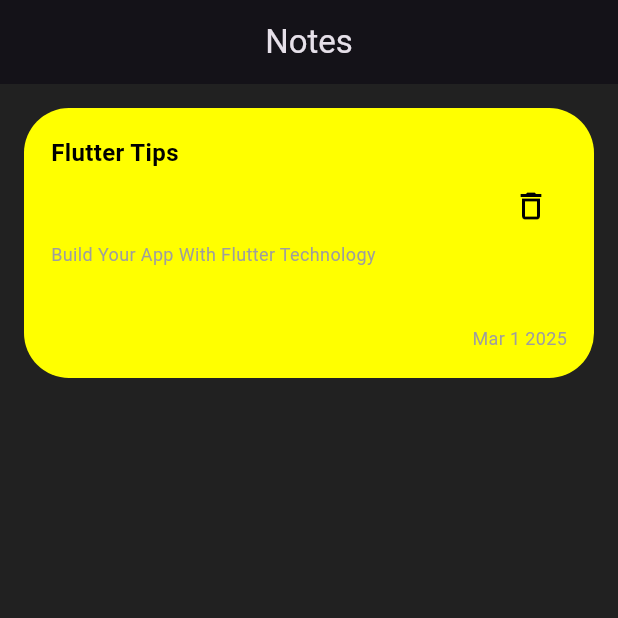
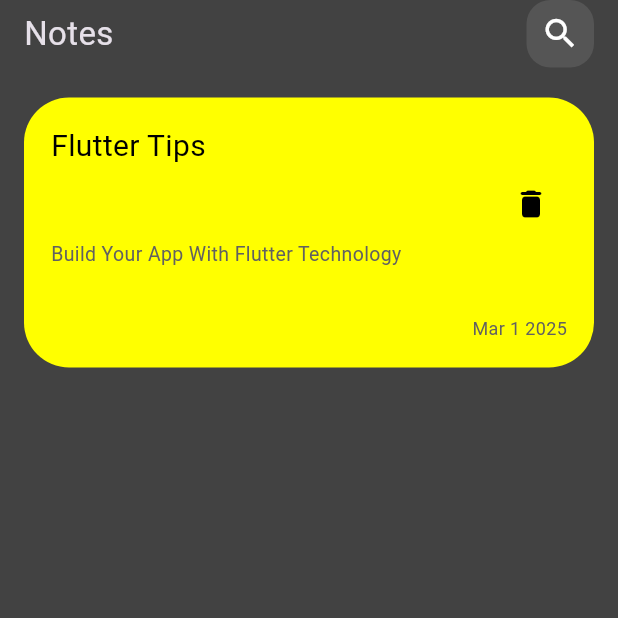
Before and after one commit to ahmedsami1/notes_app, a Flutter app: the screen it shows after launch, on a phone screen of 412 x 824 dp, the top half of it. Run offline on Flutter 3.47's test engine with Material 3 defaults, Android fonts, the phone set to English and light mode, and no system bars.

Commit message:
create custom app bar , create custom search icon,

```diff
--- a/lib/main.dart
+++ b/lib/main.dart
@@ -12,7 +12,7 @@ class NotesApp extends StatelessWidget {
       debugShowCheckedModeBanner: false,
       theme: ThemeData(
         brightness: Brightness.dark,
-        scaffoldBackgroundColor: Colors.grey.shade900,
+        scaffoldBackgroundColor: Colors.grey.shade800,
       ),
       home: const NotesView(),
     );
--- a/lib/views/notes_view.dart
+++ b/lib/views/notes_view.dart
@@ -1,4 +1,6 @@
 import 'package:flutter/material.dart';
+
+import 'package:note_app/views/widgets/notes_view_body.dart';
 
 class NotesView extends StatelessWidget {
   const NotesView({super.key});
@@ -6,64 +8,8 @@ class NotesView extends StatelessWidget {
   @override
   Widget build(BuildContext context) {
     return Scaffold(
-      appBar: AppBar(
-        title: Text('Notes'),
-        centerTitle: true,
-      ),
-      body: Padding(
-        padding: const EdgeInsets.all(16.0),
-        child: Container(
-          padding: EdgeInsets.all(18.0),
-          width: double.infinity,
-          height: 180.0,
-          decoration: BoxDecoration(
-            color: Colors.yellowAccent,
-            borderRadius: BorderRadius.circular(30.0),
-          ),
-          child: Column(
-            crossAxisAlignment: CrossAxisAlignment.start,
-            children: [
-              Text(
-                'Flutter Tips',
-                style: TextStyle(
-                  color: Colors.black,
-                  fontSize: 16.0,
-                  fontWeight: FontWeight.bold,
-                ),
-              ),
-              Align(
-                alignment: Alignment.centerRight,
-                child: IconButton(
-                  onPressed: () {},
-                  icon: Icon(
-                      Icons.delete_outline_outlined,
-                    color: Colors.black,
-                  ),
-                ),
-              ),
-              Text(
-                'Build Your App With Flutter Technology',
-                overflow: TextOverflow.ellipsis,
-                maxLines: 2,
-                style: TextStyle(
-                  color: Colors.grey,
-                  fontSize: 12.0,
-                ),
-              ),
-              Spacer(),
-              Align(
-                alignment: Alignment.centerRight,
-                child: Text(
-                  'Mar 1 2025',
-                  style: TextStyle(
-                    color: Colors.grey,
-                    fontSize: 12.0,
-                  ),
-                ),
-              ),
-            ],
-          ),
-        ),
+      body: SafeArea(
+        child: NotesViewBody(),
       ),
     );
   }
--- /dev/null
+++ b/lib/views/widgets/custom_app_bar.dart
@@ -0,0 +1,25 @@
+import 'package:flutter/material.dart';
+
+import 'custom_search_icon.dart';
+
+class CustomAppBar extends StatelessWidget {
+  const CustomAppBar({
+    super.key,
+  });
+
+  @override
+  Widget build(BuildContext context) {
+    return Row(
+      children: [
+        Text(
+          'Notes',
+          style: TextStyle(
+            fontSize: 22,
+          ),
+        ),
+        Spacer(),
+        CustomSearchIcon(),
+      ],
+    );
+  }
+}
--- /dev/null
+++ b/lib/views/widgets/custom_search_icon.dart
@@ -0,0 +1,28 @@
+import 'package:flutter/material.dart';
+
+class CustomSearchIcon extends StatelessWidget {
+  const CustomSearchIcon({
+    super.key,
+  });
+
+  @override
+  Widget build(BuildContext context) {
+    return InkWell(
+      onTap: () {},
+      child: Container(
+        height: 45,
+        width: 45,
+        decoration: BoxDecoration(
+          color: Colors.white.withValues(
+            alpha: 0.1,
+          ),
+          borderRadius: BorderRadius.circular(16.0),
+        ),
+        child: Icon(
+            Icons.search,
+          size: 26,
+        ),
+      ),
+    );
+  }
+}
--- /dev/null
+++ b/lib/views/widgets/notes_view_body.dart
@@ -0,0 +1,73 @@
+import 'package:flutter/material.dart';
+
+import 'custom_app_bar.dart';
+
+class NotesViewBody extends StatelessWidget {
+  const NotesViewBody({
+    super.key,
+  });
+
+  @override
+  Widget build(BuildContext context) {
+    return Padding(
+      padding: const EdgeInsets.symmetric(horizontal: 16.0),
+      child: Column(
+        children: [
+          CustomAppBar(),
+          SizedBox(height: 20.0,),
+          Container(
+            padding: EdgeInsets.all(18.0),
+            width: double.infinity,
+            height: 180.0,
+            decoration: BoxDecoration(
+              color: Colors.yellowAccent,
+              borderRadius: BorderRadius.circular(30.0),
+            ),
+            child: Column(
+              crossAxisAlignment: CrossAxisAlignment.start,
+              children: [
+                Text(
+                  'Flutter Tips',
+                  style: TextStyle(
+                    color: Colors.black,
+                    fontSize: 20.0,
+                  ),
+                ),
+                Align(
+                  alignment: Alignment.centerRight,
+                  child: IconButton(
+                    onPressed: () {},
+                    icon: Icon(
+                      Icons.delete_rounded,
+                      color: Colors.black,
+                    ),
+                  ),
+                ),
+                Text(
+                  'Build Your App With Flutter Technology',
+                  overflow: TextOverflow.ellipsis,
+                  maxLines: 2,
+                  style: TextStyle(
+                    color: Colors.grey[700],
+                    fontSize: 13.0,
+                  ),
+                ),
+                Spacer(),
+                Align(
+                  alignment: Alignment.centerRight,
+                  child: Text(
+                    'Mar 1 2025',
+                    style: TextStyle(
+                      color: Colors.grey[700],
+                      fontSize: 12.0,
+                    ),
+                  ),
+                ),
+              ],
+            ),
+          ),
+        ],
+      ),
+    );
+  }
+}
```
